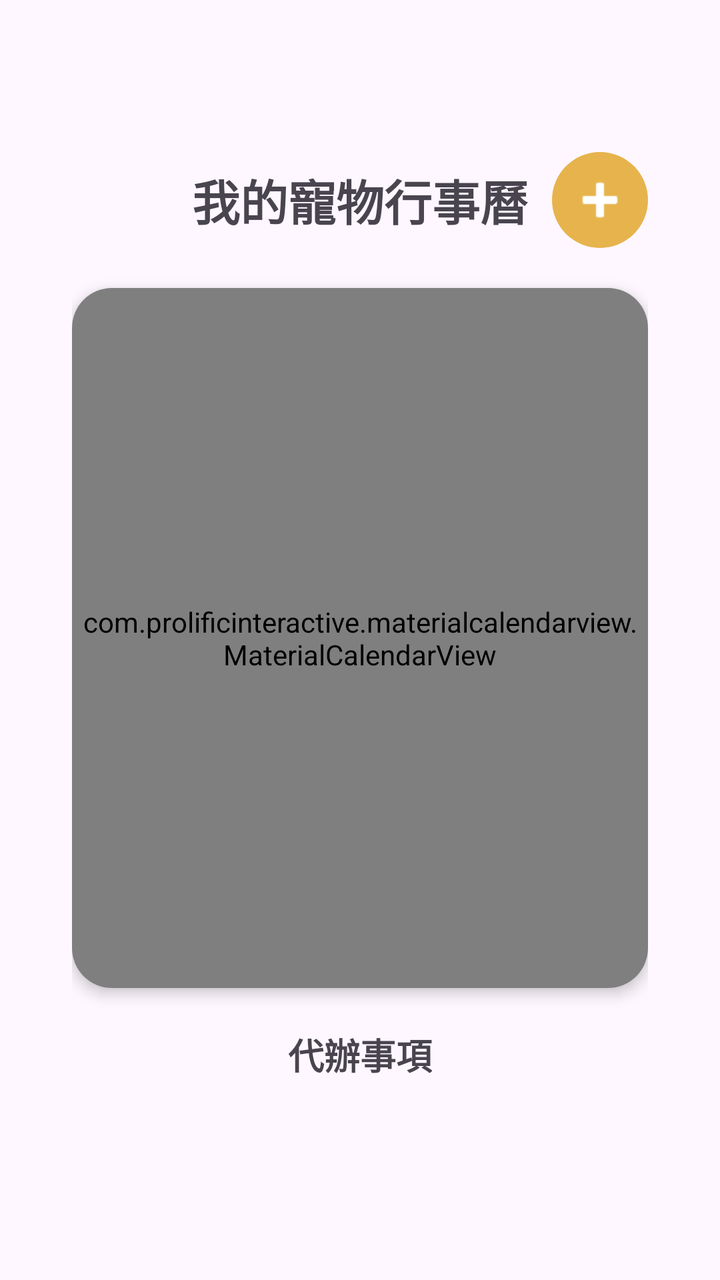
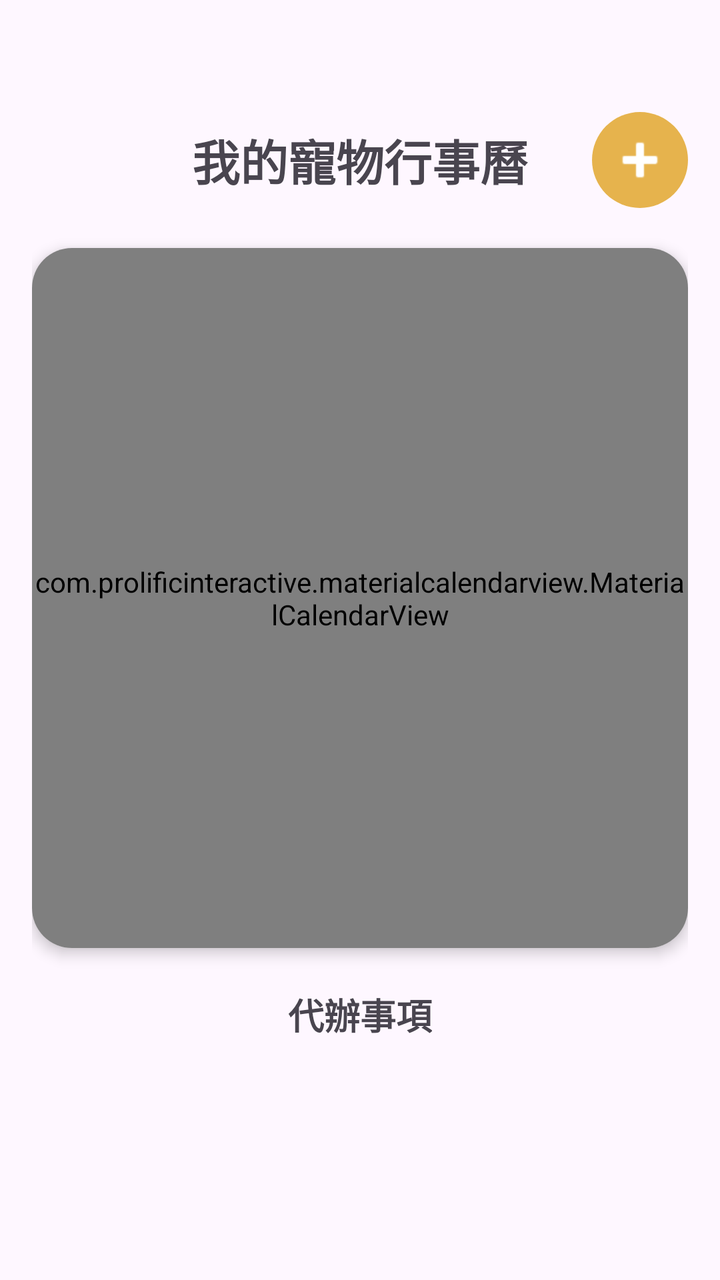

Before-and-after screenshots of an Android layout around one commit, followed by the original layout XML and the change that was made.
<!-- AndroidManifest.xml: application theme Theme.Pet_app -->
<!-- res/layout/fragment_calendar.xml -->
<?xml version="1.0" encoding="utf-8"?>
<androidx.constraintlayout.widget.ConstraintLayout xmlns:android="http://schemas.android.com/apk/res/android"
    xmlns:app="http://schemas.android.com/apk/res-auto"
    android:layout_width="match_parent"
    android:layout_height="match_parent"
    xmlns:tools="http://schemas.android.com/tools"
    android:orientation="vertical"
    android:padding="16dp">

    <LinearLayout
        android:layout_width="match_parent"
        android:layout_height="match_parent"
        android:orientation="vertical"
        android:padding="20dp"
        android:gravity="center_horizontal">

    <RelativeLayout
        android:layout_width="match_parent"
        android:layout_height="wrap_content"
        android:layout_marginTop="40dp">
        <TextView
            android:layout_width="wrap_content"
            android:layout_height="wrap_content"
            android:text="我的寵物行事曆"
            android:textSize="24sp"
            android:textStyle="bold"
            android:layout_centerInParent="true"/>
        <ImageButton
            android:id="@+id/btn_add_event"
            android:layout_width="48dp"
            android:layout_height="48dp"
            android:layout_alignParentEnd="true"
            android:background="@drawable/bg_orange_rounded"
            android:src="@android:drawable/ic_input_add"
            app:tint="#FFFFFF"/>
    </RelativeLayout>

    <androidx.cardview.widget.CardView
        android:layout_width="match_parent"
        android:layout_height="wrap_content"
        android:layout_marginTop="20dp"
        app:cardCornerRadius="20dp"
        app:cardElevation="4dp">

        <com.prolificinteractive.materialcalendarview.MaterialCalendarView
            android:id="@+id/calendarView"
            android:layout_width="match_parent"
            android:layout_height="350dp"
            app:mcv_showOtherDates="all"
            app:mcv_selectionColor="#E6B34D"
            app:mcv_headerTextAppearance="@style/CalendarHeaderTitle" /> </androidx.cardview.widget.CardView>

    <TextView
        android:layout_width="wrap_content"
        android:layout_height="wrap_content"
        android:text="代辦事項"
        android:textStyle="bold"
        android:layout_marginTop="20dp"
        android:textSize="18sp"/>

    <androidx.recyclerview.widget.RecyclerView
        android:id="@+id/rv_events"
        android:layout_width="match_parent"
        android:layout_height="wrap_content"
        android:layout_marginTop="10dp"/>
    </LinearLayout>
</androidx.constraintlayout.widget.ConstraintLayout>
<!-- resources referenced by this layout -->
<resources>
  <!-- drawable bg_orange_rounded (drawable) -->
  <?xml version="1.0" encoding="utf-8"?>
  <shape xmlns:android="http://schemas.android.com/apk/res/android">
      <solid android:color="#E6B34D" />
      <corners android:radius="24dp" />
  </shape>
  <style name="CalendarHeaderTitle">
          <item name="android:textSize">20sp</item>
          <item name="android:textStyle">bold</item>
          <item name="android:textColor">#000000</item>
      </style>
  <style name="Theme.Pet_app" parent="Base.Theme.Pet_app" />
  <style name="Base.Theme.Pet_app" parent="Theme.Material3.DayNight.NoActionBar">
          
          
      </style>
</resources>

<!-- the commit's change to res/layout/fragment_calendar.xml (unified diff, before → after) -->
@@ -11,7 +11,6 @@
         android:layout_width="match_parent"
         android:layout_height="match_parent"
         android:orientation="vertical"
-        android:padding="20dp"
         android:gravity="center_horizontal">
 
     <RelativeLayout
